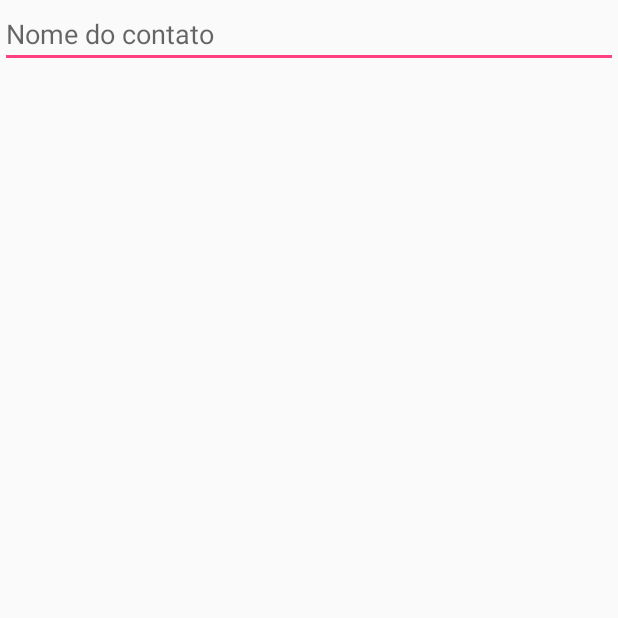
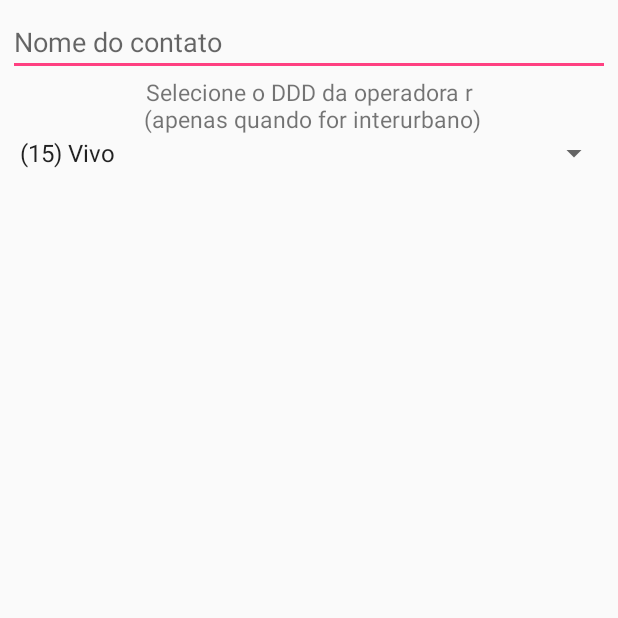
Before and after one commit to zr0n/LigueACobrar, an Android app: the screen it shows after launch (MainActivity), on a phone screen of 412 x 824 dp, the top half of it. Run offline under Robolectric (Android 15) with nearby library versions, the phone set to English and light mode, and no system bars; 1 statement that could not run was skipped.

Commit message:
(Add) Make call

```diff
--- a/app/src/main/java/com/souluizfernando/ligueacobrar/MainActivity.java
+++ b/app/src/main/java/com/souluizfernando/ligueacobrar/MainActivity.java
@@ -25,19 +25,23 @@ import android.view.LayoutInflater;
 import android.view.View;
 import android.view.ViewGroup;
 import android.widget.AdapterView;
+import android.widget.ArrayAdapter;
 import android.widget.CursorAdapter;
 import android.widget.EditText;
 import android.widget.ListView;
 import android.widget.SimpleCursorAdapter;
+import android.widget.Spinner;
 import android.widget.TextView;
 import android.widget.Toast;
 
 import java.util.ArrayList;
+import java.util.regex.Matcher;
 import java.util.regex.Pattern;
 
 import static java.lang.Long.getLong;
 
-public class MainActivity extends FragmentActivity {
+public class MainActivity extends FragmentActivity
+    implements AdapterView.OnItemSelectedListener{
 
     final int MY_PERMISSION_TO_READ_CONTACTS = 666;
     final String[] PERMISSIONS_NEEDED = new String[]{
@@ -46,12 +50,13 @@ public class MainActivity extends FragmentActivity {
             Manifest.permission.READ_SMS,
             Manifest.permission.CALL_PHONE
     };
+    public String operadoraCode;
     @Override
     protected void onCreate(Bundle savedInstanceState) {
         super.onCreate(savedInstanceState);
         setContentView(R.layout.activity_main);
         if(VerifyPermissions()){
-            setupListener();
+            setupListeners();
         }
     }
     @Override
@@ -68,15 +73,21 @@ public class MainActivity extends FragmentActivity {
                 }
             }
             if(granted){
-                setupListener();
+                setupListeners();
                 return;
             }
         }
         if(VerifyPermissions()){
-            setupListener();
+            setupListeners();
         }
     }
-    private void setupListener(){
+    private void setupListeners(){
+        Spinner spinner = (Spinner) findViewById(R.id.spinner);
+        ArrayAdapter<CharSequence> adapter = ArrayAdapter.createFromResource(this,
+                R.array.operadoras, android.R.layout.simple_spinner_item);
+        adapter.setDropDownViewResource(android.R.layout.simple_spinner_dropdown_item);
+        spinner.setAdapter(adapter);
+        spinner.setOnItemSelectedListener(this);
         final EditText search = (EditText) findViewById(R.id.editText);
         final ContactsFragment cf = (ContactsFragment) getSupportFragmentManager().findFragmentById(R.id.mainFragment);
         search.addTextChangedListener(new TextWatcher() {
@@ -110,6 +121,26 @@ public class MainActivity extends FragmentActivity {
         }
         return true;
     }
+
+    @Override
+    public void onItemSelected(AdapterView<?> adapterView, View view, int i, long l) {
+        String operadora = adapterView.getSelectedItem().toString();
+        Pattern pattern = Pattern.compile("^\\(([0-9]+)\\)");
+        Matcher matcher = pattern.matcher(operadora);
+        if(matcher.find()){
+            operadoraCode = matcher.group(1);
+        }
+        else{
+            operadoraCode = "21";
+        }
+        Log.d("Operadora Selecionada: ", operadoraCode);
+    }
+
+    @Override
+    public void onNothingSelected(AdapterView<?> adapterView) {
+
+    }
+
     public static class ContactsFragment extends Fragment {
         private ListView mContactsList;
         private SimpleCursorAdapter mCursorAdapter;
--- a/app/src/main/res/layout/activity_main.xml
+++ b/app/src/main/res/layout/activity_main.xml
@@ -4,7 +4,8 @@
     xmlns:tools="http://schemas.android.com/tools"
     android:layout_width="match_parent"
     android:layout_height="match_parent"
-    android:gravity="center_horizontal"
+    android:gravity="top"
+    android:padding="5dp"
     android:orientation="vertical"
     tools:context="com.souluizfernando.ligueacobrar.MainActivity">
 
@@ -14,9 +15,19 @@
         android:layout_height="wrap_content"
         android:ems="10"
         android:hint="@string/hint_search"
-        android:inputType="textPersonName"
-        tools:layout_editor_absoluteY="0dp"
-        tools:layout_editor_absoluteX="8dp" />
+        android:inputType="textPersonName"/>
+    <TextView
+        android:text="@string/enter_operadora"
+        android:layout_width="match_parent"
+        android:textSize="15sp"
+        android:textAlignment="center"
+        android:layout_height="wrap_content" />
+    <Spinner
+        android:id="@+id/spinner"
+        android:layout_width="match_parent"
+        android:layout_height="wrap_content"
+        android:prompt="@string/enter_operadora">
+    </Spinner>
     <fragment
         android:id="@+id/mainFragment"
         android:layout_width="match_parent"
--- a/app/src/main/res/layout/contact_list_view.xml
+++ b/app/src/main/res/layout/contact_list_view.xml
@@ -1,6 +1,7 @@
 <?xml version="1.0" encoding="utf-8"?>
 <ListView xmlns:android="http://schemas.android.com/apk/res/android"
     android:id="@+id/contactsListView"
+    android:paddingTop="10dp"
     android:layout_width="match_parent"
     android:layout_height="match_parent">
 </ListView>
--- a/app/src/main/res/values/strings.xml
+++ b/app/src/main/res/values/strings.xml
@@ -1,4 +1,17 @@
 <resources>
-    <string name="app_name">LigueACobrar</string>
+    <string name="app_name">Ligue a Cobrar</string>
     <string name="hint_search">Nome do contato</string>
+    <string name="enter_operadora">Selecione o DDD da operadora \r\n (apenas quando for interurbano)</string>
+    <string-array name="operadoras">
+        <item>(15) Vivo</item>
+        <item>(21) Claro</item>
+        <item>(31) Oi</item>
+        <item>(41) Tim</item>
+        <item>(32) Convergia</item>
+        <item>(23) Intelig-Tim</item>
+        <item>(12) CTBC Telecom</item>
+        <item>(25) GVT</item>
+        <item>(17) Aerotech</item>
+        <item>(43) Sercomtel</item>
+    </string-array>
 </resources>
```
Also changed, not shown: app/src/main/java/com/souluizfernando/ligueacobrar/ContactsAdapter.java (+8 -3 lines), app/src/main/res/layout/contact_list_item.xml (+7 -1 lines).
